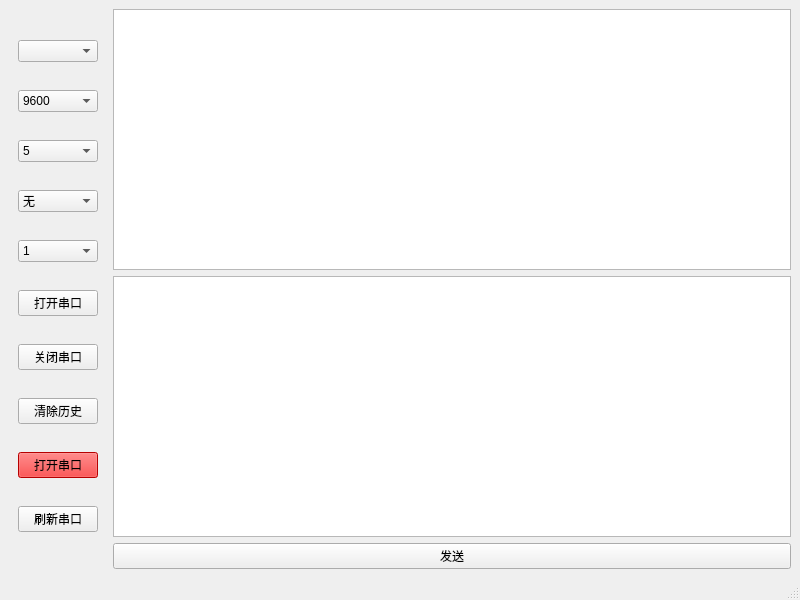
First picture: the form in mainwindow.ui, repository ckdfs/qttest1, before the edit.
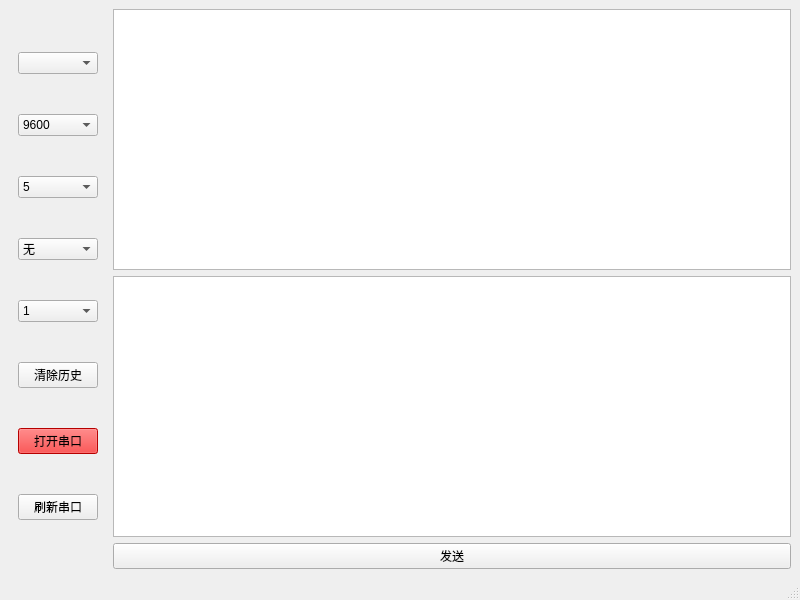
Second picture: the form after the edit.

Commit message: 移除打开和关闭串口按钮

Patch:
```diff
--- a/mainwindow.ui
+++ b/mainwindow.ui
@@ -128,20 +128,6 @@
          </item>
         </widget>
        </item>
-       <item>
-        <widget class="QPushButton" name="buttonOpenPort">
-         <property name="text">
-          <string>打开串口</string>
-         </property>
-        </widget>
-       </item>
-       <item>
-        <widget class="QPushButton" name="buttonClosePort">
-         <property name="text">
-          <string>关闭串口</string>
-         </property>
-        </widget>
-       </item>
        <item>
         <widget class="QPushButton" name="buttonClearHistory">
          <property name="text">
```
